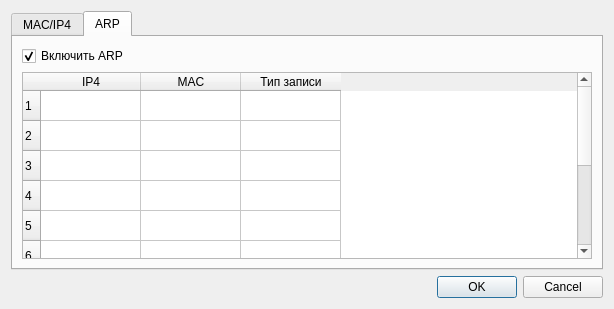
otsheln1k/qnetsim, file src/gui/ethernetInterfacesettingsdialog.ui: the form before one commit.
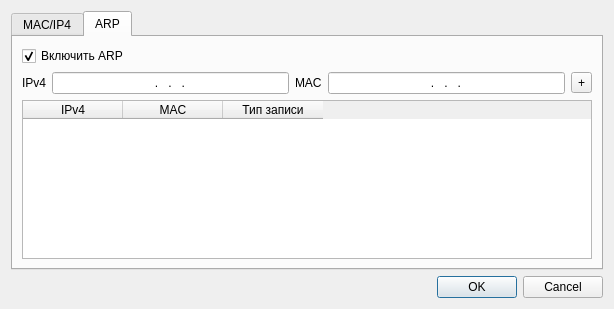
The form after the commit.

Commit message: Modified ARP setting tab skeleton. Added field and button skeleton to add new rules to arp table.

The edit to the form file:
```diff
--- a/src/gui/ethernetInterfacesettingsdialog.ui
+++ b/src/gui/ethernetInterfacesettingsdialog.ui
@@ -101,27 +101,62 @@
          </property>
         </widget>
        </item>
+       <item>
+        <layout class="QHBoxLayout" name="horizontalLayout">
+         <item>
+          <widget class="QLabel" name="label_4">
+           <property name="text">
+            <string>IPv4</string>
+           </property>
+          </widget>
+         </item>
+         <item>
+          <widget class="QLineEdit" name="lineEdit">
+           <property name="inputMask">
+            <string>009.009.009.009</string>
+           </property>
+           <property name="alignment">
+            <set>Qt::AlignCenter</set>
+           </property>
+          </widget>
+         </item>
+         <item>
+          <widget class="QLabel" name="label_5">
+           <property name="text">
+            <string>MAC</string>
+           </property>
+          </widget>
+         </item>
+         <item>
+          <widget class="QLineEdit" name="lineEdit_2">
+           <property name="inputMask">
+            <string>009.009.009.009</string>
+           </property>
+           <property name="alignment">
+            <set>Qt::AlignCenter</set>
+           </property>
+          </widget>
+         </item>
+         <item>
+          <widget class="QToolButton" name="toolButton">
+           <property name="text">
+            <string>+</string>
+           </property>
+          </widget>
+         </item>
+        </layout>
+       </item>
        <item>
         <widget class="QTableWidget" name="arpTableWidget">
          <property name="rowCount">
-          <number>10</number>
+          <number>0</number>
          </property>
          <property name="columnCount">
           <number>3</number>
          </property>
-         <row/>
-         <row/>
-         <row/>
-         <row/>
-         <row/>
-         <row/>
-         <row/>
-         <row/>
-         <row/>
-         <row/>
          <column>
           <property name="text">
-           <string>IP4</string>
+           <string>IPv4</string>
           </property>
          </column>
          <column>
```
Left out of the diff: 2 changed lines with no effect on the pictures.
